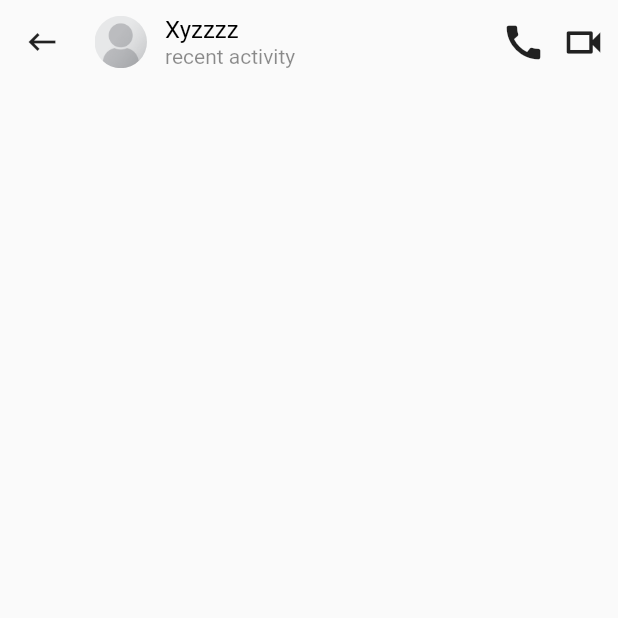
After one commit to SrishtiC99/Flutter-Instagram-Clone, a Flutter app: the ChatRoom screen opened directly, on a phone screen of 412 x 824 dp, the top half of it. The commit adds this screen. Run offline on Flutter 3.47's test engine with Material 2 defaults, Android fonts, the phone set to English and light mode, and no system bars; our stand-ins replace cloud_firestore, firebase_auth, firebase_core, firebase_messaging; accounts and stored records are empty.

Commit message:
Updated Chat Page and Chat Room

```diff
--- /dev/null
+++ b/lib/screens/direct_messages/chat_room.dart
@@ -0,0 +1,70 @@
+import 'package:flutter/cupertino.dart';
+import 'package:flutter/material.dart';
+
+class ChatRoom extends StatelessWidget {
+  @override
+  Widget build(BuildContext context) {
+    return Scaffold(
+      body: SafeArea(
+        child: Column(
+          children: [
+            Padding(
+              padding: const EdgeInsets.all(8.0),
+              child: Row(
+                children: [
+                  InkWell(
+                    child: Padding(
+                      padding: const EdgeInsets.all(8.0),
+                      child: Icon(
+                        Icons.keyboard_backspace,
+                      ),
+                    ),
+                    onTap: (){Navigator.pop(context);},
+                  ),
+                  SizedBox(width: 15,),
+                  Container(
+                    height: 35,
+                    width: 35,
+                    decoration: BoxDecoration(
+                      shape: BoxShape.circle,
+                      image: DecorationImage(
+                        image: AssetImage("assets/images/user_placeholder.jpg"),
+                      ),
+                    ),
+                  ),
+                  SizedBox(width: 12,),
+                  Expanded(
+                    child: Column(
+                      //mainAxisAlignment: MainAxisAlignment.start,
+                      children: [
+                        Align(
+                          alignment: Alignment.centerLeft,
+                          child: Text(
+                            "Xyzzzz",
+                            style: TextStyle(
+                                fontSize: 16, color: CupertinoColors.black),
+                          ),
+                        ),
+                        Align(
+                          alignment: Alignment.centerLeft,
+                          child: Text(
+                            "recent activity",
+                            style: TextStyle(color: Colors.black45),
+                          ),
+                        ),
+                      ],
+                    ),
+                  ),
+                  Icon(Icons.call, size: 30,),
+                  SizedBox(width: 10,),
+                  Icon(Icons.videocam_outlined, size: 30,),
+                ],
+              ),
+            ),
+
+          ],
+        ),
+      ),
+    );
+  }
+}
--- a/lib/screens/direct_messages/direct_chat_page.dart
+++ b/lib/screens/direct_messages/direct_chat_page.dart
@@ -24,7 +24,7 @@ class _DirectChatPageState extends State<DirectChatPage> {
                       Navigator.pop(context);
                     },
                     child: Icon(
-                      Icons.arrow_back_outlined,
+                      Icons.keyboard_backspace,
                       size: 30,
                     ),
                   ),
@@ -48,7 +48,7 @@ class _DirectChatPageState extends State<DirectChatPage> {
                     ),
                   ),
                   Icon(
-                    Icons.video_call_outlined,
+                    Icons.videocam_outlined,
                     size: 40,
                   ),
                 ],
--- a/lib/screens/direct_messages/single_chat_item.dart
+++ b/lib/screens/direct_messages/single_chat_item.dart
@@ -1,7 +1,17 @@
 import 'package:flutter/cupertino.dart';
 import 'package:flutter/material.dart';
+import 'package:instagram_clone/screens/direct_messages/chat_room.dart';
 
-class SingleChatItem extends StatelessWidget {
+class SingleChatItem extends StatefulWidget {
+  @override
+  _SingleChatItemState createState() => _SingleChatItemState();
+}
+
+class _SingleChatItemState extends State<SingleChatItem> {
+  _navigateToChatRoom(){
+    Navigator.push(context, MaterialPageRoute(builder: (context) =>
+        ChatRoom()));
+  }
   @override
   Widget build(BuildContext context) {
     return ListTile(
@@ -18,6 +28,7 @@ class SingleChatItem extends StatelessWidget {
       title: Text("Xyzzzz", style: TextStyle(fontSize: 16, color: CupertinoColors.black),),
       subtitle: Text("recent activity", style: TextStyle(color: Colors.black45),),
       trailing: Icon(Icons.photo_camera_outlined,size: 30,),
+      onTap: _navigateToChatRoom,
     );
   }
 }
```
